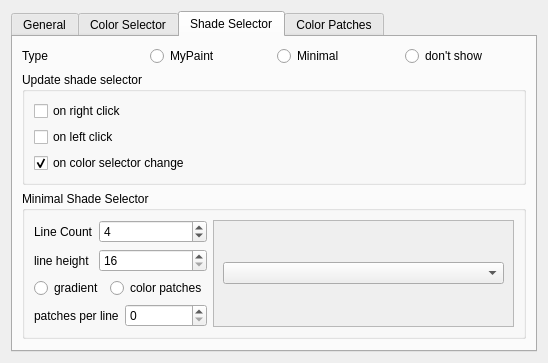
First picture: the form in krita/plugins/extensions/dockers/colorselectorng/wdg_color_selector_settings.ui, repository KDE/krita, before the edit.
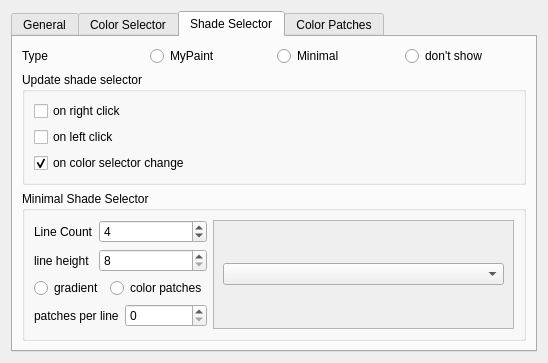
Second picture: the form after the edit. The open tabs and pages were chosen to show the change. Custom widgets are drawn as their Qt base class.

Commit message: o added shift hsv to minimal shade selector o added ability to create custom gradient in minimal o small layoutfix in config dialog

The edit to the form file:
```diff
--- a/krita/plugins/extensions/dockers/colorselectorng/wdg_color_selector_settings.ui
+++ b/krita/plugins/extensions/dockers/colorselectorng/wdg_color_selector_settings.ui
@@ -7,7 +7,7 @@
     <x>0</x>
     <y>0</y>
     <width>494</width>
-    <height>357</height>
+    <height>353</height>
    </rect>
   </property>
   <property name="windowTitle">
@@ -331,7 +331,7 @@
               <item row="1" column="1">
                <widget class="QSpinBox" name="minimalShadeSelectorLineHeight">
                 <property name="minimum">
-                 <number>16</number>
+                 <number>8</number>
                 </property>
                 <property name="maximum">
                  <number>99</number>
@@ -398,7 +398,7 @@
                <x>0</x>
                <y>0</y>
                <width>265</width>
-               <height>111</height>
+               <height>114</height>
               </rect>
              </property>
              <layout class="QGridLayout" name="gridLayout_4">
@@ -421,19 +421,6 @@
          </layout>
         </widget>
        </item>
-       <item>
-        <spacer name="verticalSpacer_3">
-         <property name="orientation">
-          <enum>Qt::Vertical</enum>
-         </property>
-         <property name="sizeHint" stdset="0">
-          <size>
-           <width>20</width>
-           <height>0</height>
-          </size>
-         </property>
-        </spacer>
-       </item>
       </layout>
      </widget>
      <widget class="QWidget" name="tab_3">
```
The commit also changes 4 other files.
